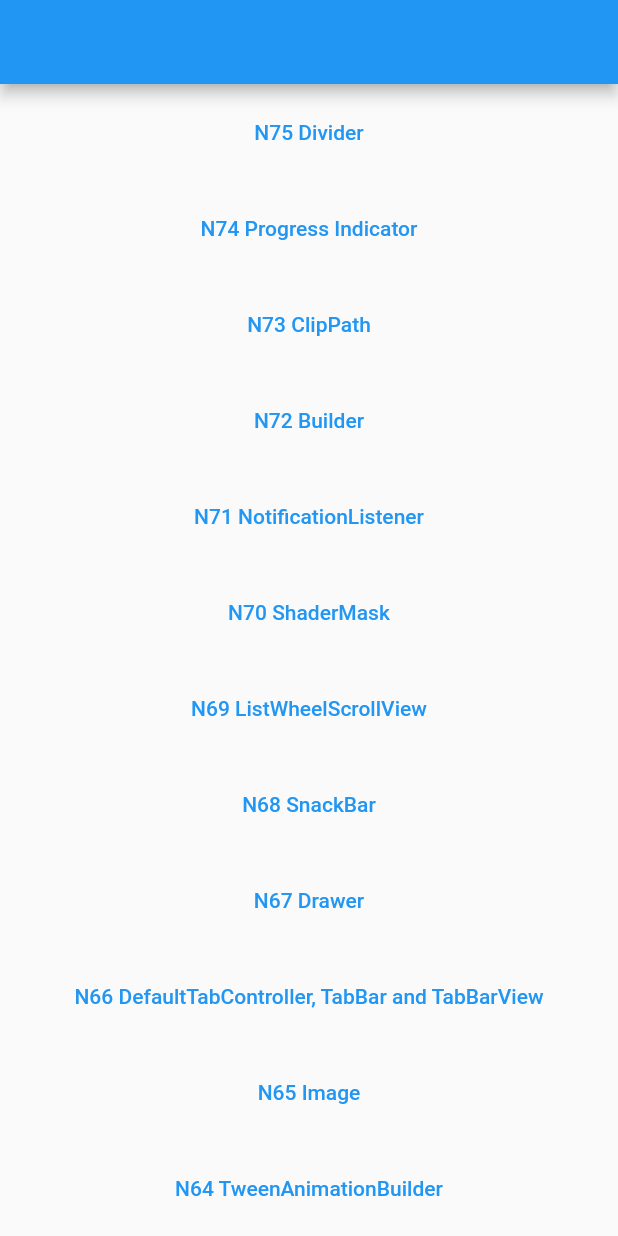
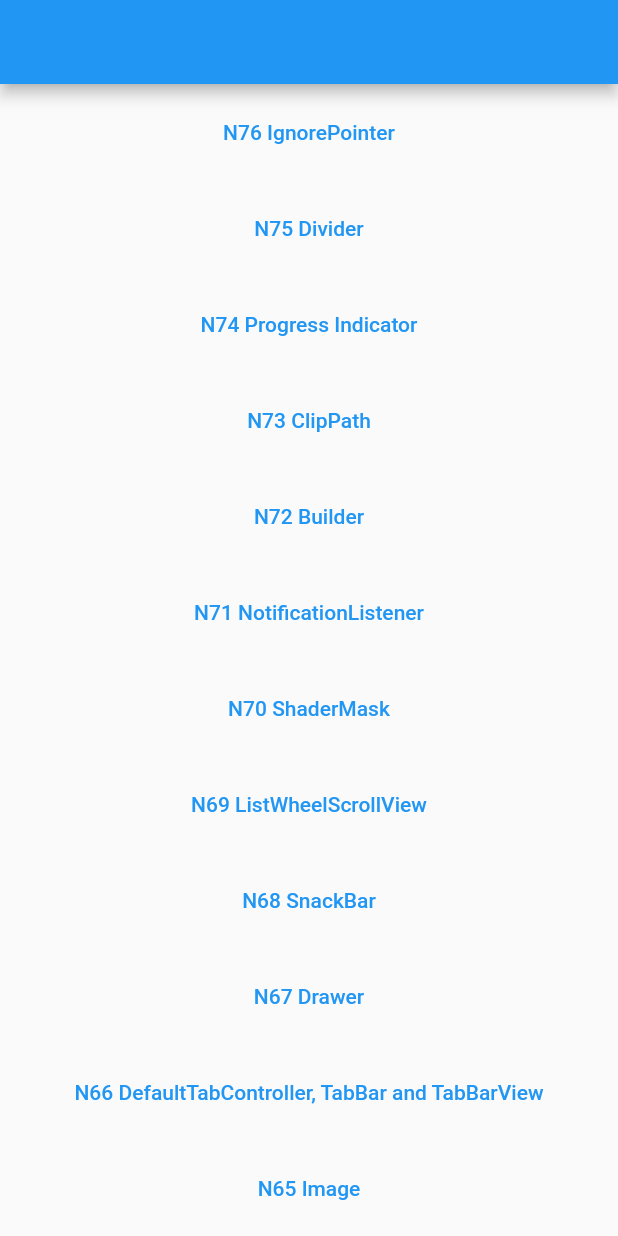
Before and after one commit to ychsue/my_flutter_test, a Flutter app: the screen it shows after launch, on a phone screen of 412 x 824 dp. Run offline on Flutter 3.47's test engine with Material 2 defaults, Android fonts, the phone set to English and light mode, and no system bars; our stand-ins replace bloc, flutter_bloc, get, transparent_image; missing offline and left inert: resizable_widget; Roboto replaces fonts that are missing (Georgia).

Commit message:
IgnorePointer 應該有時會用到

```diff
--- a/lib/src/route/app_pages.dart
+++ b/lib/src/route/app_pages.dart
@@ -55,6 +55,7 @@ import 'package:test2/src/route/main_screens/n72_builder.dart';
 import 'package:test2/src/route/main_screens/n73/n73_clip_path.dart';
 import 'package:test2/src/route/main_screens/n74_progress_indicator.dart';
 import 'package:test2/src/route/main_screens/n75_divider.dart';
+import 'package:test2/src/route/main_screens/n76_ignore_pointer.dart';
 import 'package:test2/src/route/main_screens/sliver_screen.dart';
 import 'package:test2/src/route/main_screens/unknown_screen.dart';
 import 'package:test2/src/route/main_screens/welcome_screen.dart';
@@ -130,10 +131,15 @@ enum Routes {
   n73_clip_path,
   n74_progress_indicator,
   n75_divider,
+  n76_ignore_pointer,
 }
 
 abstract class AppPages {
   static final pages = [
+    GetPage(
+      name: Routes.n76_ignore_pointer.toLocation,
+      page: () => N76IgnorePointerScreen(),
+    ),
     GetPage(
       name: Routes.n75_divider.toLocation,
       page: () => N75DividerScreen(),
--- a/lib/src/route/main_screens/get_home_screen.dart
+++ b/lib/src/route/main_screens/get_home_screen.dart
@@ -14,6 +14,13 @@ class GetHomeScreen extends StatelessWidget {
           child: Container(
         child: ListView(
           children: [
+            Container(
+              margin: EdgeInsets.all(8.0),
+              child: TextButton(
+                  onPressed: () =>
+                      Get.toNamed(Routes.n76_ignore_pointer.toLocation),
+                  child: Text("N76 IgnorePointer")),
+            ),
             Container(
               margin: EdgeInsets.all(8.0),
               child: TextButton(
```
Also changed, not shown: lib/src/route/main_screens/n76_ignore_pointer.dart (added, +42 -0 lines), 1 other file.
